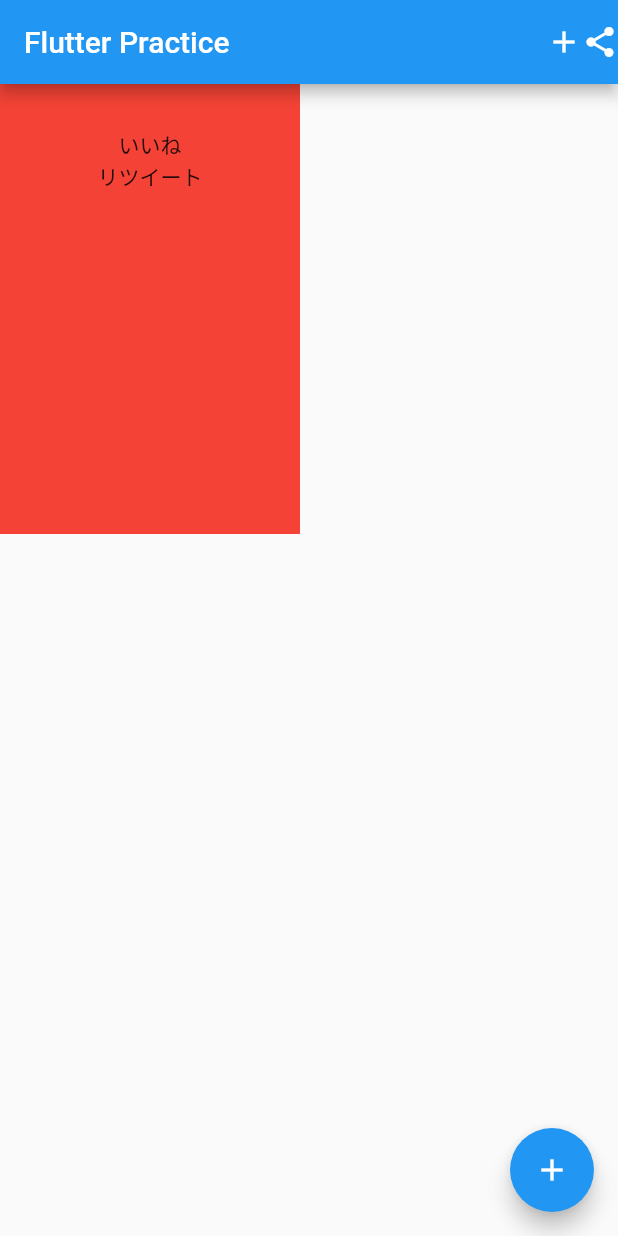
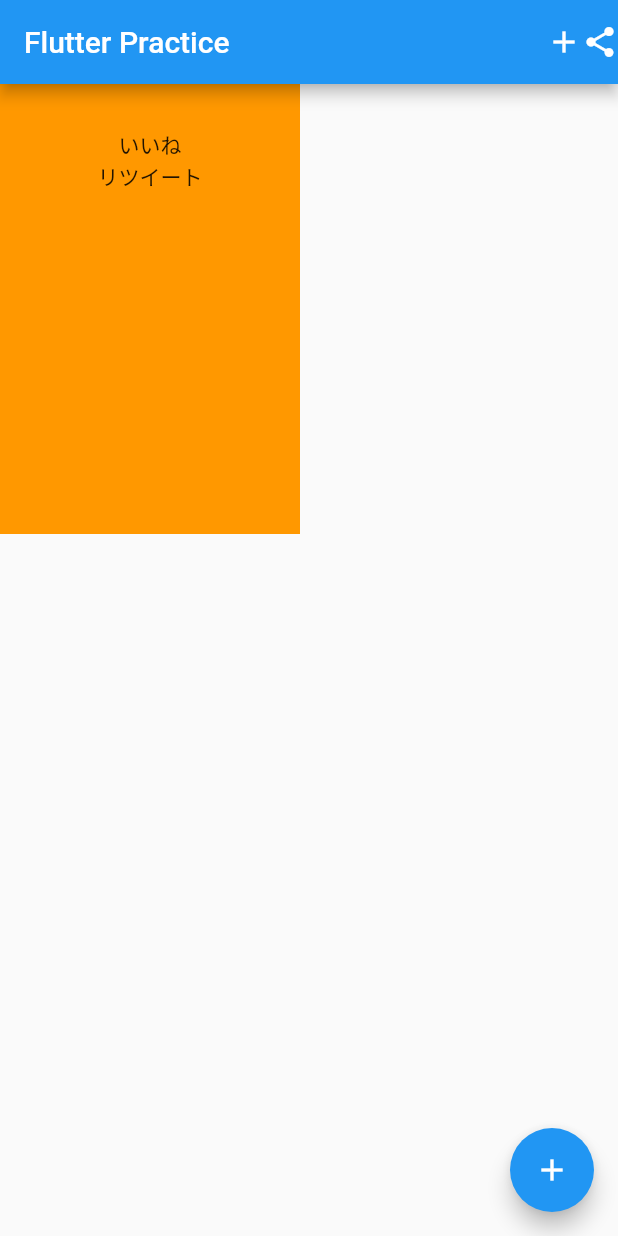
Before and after one commit to muluuuuu/coriander, a Flutter app: the screen it shows after launch, on a phone screen of 412 x 824 dp. Run offline on Flutter 3.47's test engine with Material 2 defaults, Android fonts, the phone set to English and light mode, and no system bars.

Commit message:
colors orange

```diff
--- a/lib/main.dart
+++ b/lib/main.dart
@@ -54,7 +54,7 @@ class _MyHomePageState extends State<MyHomePage> {
       body: Container(
         height: 300,
         width: 200,
-        color: Colors.red,
+        color: Colors.orange,
         child: Padding(
           padding: EdgeInsets.all(30),
 
```
